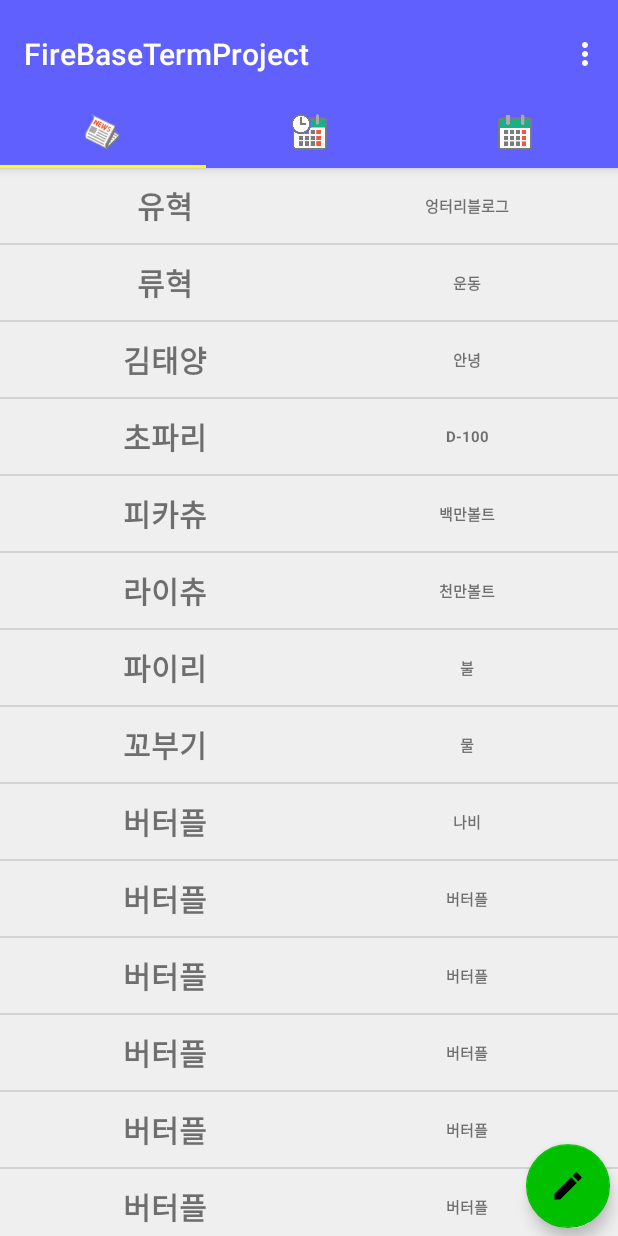
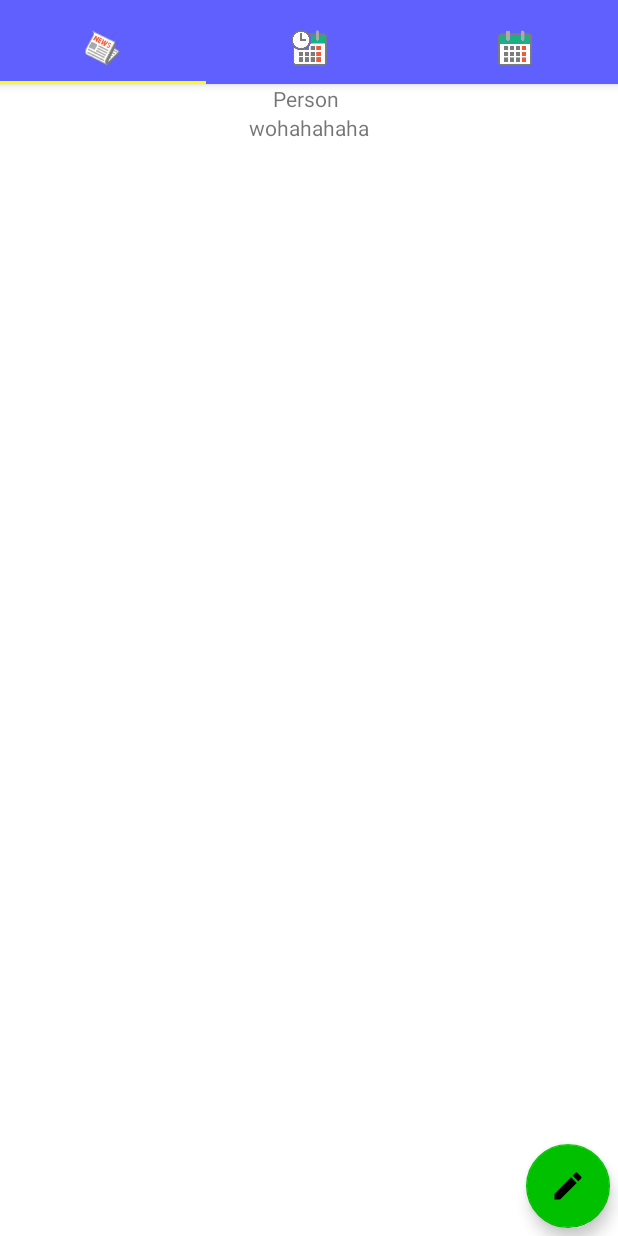
Before and after one commit to wjdghks158/FireBaseTermProject-master, an Android app: the FirstFragment screen opened directly, with no data from a screen before it, on a phone screen of 412 x 824 dp. Run offline under Robolectric (Android 15) with nearby library versions, the phone set to English and light mode, and no system bars; our stand-ins replace Firebase (no records; nobody signed in at launch, a user with empty details on screens opened directly); 1 statement that could not run was skipped.

Commit message:
전체적 보완

```diff
--- a/app/build.gradle
+++ b/app/build.gradle
@@ -21,6 +21,7 @@ android {
 dependencies {
     implementation fileTree(dir: 'libs', include: ['*.jar'])
 
+    compile 'com.android.support:recyclerview-v7:26.0.0'
     compile 'com.squareup:otto:1.3.7'
     compile 'com.prolificinteractive:material-calendarview:1.4.3'
     compile 'com.google.code.gson:gson:2.8.2'
--- a/app/src/main/java/org/techtown/firebasetermproject/MainActivity.java
+++ b/app/src/main/java/org/techtown/firebasetermproject/MainActivity.java
@@ -90,10 +90,7 @@ public class MainActivity extends AppCompatActivity {
     String token = FirebaseInstanceId.getInstance().getToken();
         Log.d(TAG, "InstanceID token: " + token);
 
-    Toolbar toolbar = (Toolbar) findViewById(R.id.toolbar);
-    setSupportActionBar(toolbar);
-    // Create the adapter that will return a fragment for each of the three
-    // primary sections of the activity.
+
     mSectionsPagerAdapter = new SectionsPagerAdapter(getSupportFragmentManager());
 
     // Set up the ViewPager with the sections adapter.
--- /dev/null
+++ b/app/src/main/java/org/techtown/firebasetermproject/MainViewAdapter.java
@@ -0,0 +1,63 @@
+package org.techtown.firebasetermproject;
+
+import android.content.Context;
+import android.support.v7.widget.RecyclerView;
+import android.util.Log;
+import android.view.LayoutInflater;
+import android.view.View;
+import android.view.ViewGroup;
+import android.widget.TextView;
+
+import java.util.ArrayList;
+import java.util.List;
+
+public class MainViewAdapter extends RecyclerView.Adapter<MainViewAdapter.Holder> {
+
+    private Context context;
+    private List<MyData> list = new ArrayList<>();
+
+    public MainViewAdapter(Context context, List<MyData> list) {
+        this.context = context;
+        this.list = list;
+    }
+
+    // ViewHolder 생성
+    // row layout을 화면에 뿌려주고 holder에 연결
+    @Override
+    public Holder onCreateViewHolder(ViewGroup parent, int viewType) {
+        View view = LayoutInflater.from(parent.getContext()).inflate(R.layout.list, parent, false);
+        Holder holder = new Holder(view);
+        return holder;
+    }
+
+    /*
+    * Todo 만들어진 ViewHolder에 data 삽입 ListView의 getView와 동일
+    *
+    * */
+    @Override
+    public void onBindViewHolder(Holder holder, int position) {
+        // 각 위치에 문자열 세팅
+        int itemposition = position;
+        holder.wordText.setText(list.get(itemposition).word);
+        holder.meaningText.setText(list.get(itemposition).meaning);
+        Log.e("StudyApp", "onBindViewHolder" + itemposition);
+    }
+
+    // 몇개의 데이터를 리스트로 뿌려줘야하는지 반드시 정의해줘야한다
+    @Override
+    public int getItemCount() {
+        return list.size(); // RecyclerView의 size return
+    }
+
+    // ViewHolder는 하나의 View를 보존하는 역할을 한다
+    public class Holder extends RecyclerView.ViewHolder{
+        public TextView wordText;
+        public TextView meaningText;
+
+        public Holder(View view){
+            super(view);
+            wordText = (TextView) view.findViewById(R.id.top);
+            meaningText = (TextView) view.findViewById(R.id.bottom);
+    }
+    }
+}
--- /dev/null
+++ b/app/src/main/java/org/techtown/firebasetermproject/MyData.java
@@ -0,0 +1,25 @@
+package org.techtown.firebasetermproject;
+
+import java.util.ArrayList;
+
+public class MyData {
+    public String word;
+    public String meaning;
+
+    // 화면에 표시될 문자열 초기화
+    public MyData(String word, String meaning) {
+        this.word = word;
+        this.meaning = meaning;
+    }
+
+    // 입력받은 숫자의 리스트생성
+    public static ArrayList<MyData> createContactsList(int numContacts) {
+        ArrayList<MyData> contacts = new ArrayList<MyData>();
+
+        for (int i = 1; i <= numContacts; i++) {
+            contacts.add(new MyData("Person ", "wohahahaha"));
+        }
+
+        return contacts;
+    }
+}
--- a/app/src/main/java/org/techtown/firebasetermproject/fragment/FirstFragment.java
+++ b/app/src/main/java/org/techtown/firebasetermproject/fragment/FirstFragment.java
@@ -5,6 +5,8 @@ import android.content.Context;
 import android.content.Intent;
 import android.os.Bundle;
 import android.support.v4.app.Fragment;
+import android.support.v7.widget.LinearLayoutManager;
+import android.support.v7.widget.RecyclerView;
 import android.util.Log;
 import android.view.LayoutInflater;
 import android.view.View;
@@ -12,13 +14,19 @@ import android.view.ViewGroup;
 import android.widget.ArrayAdapter;
 import android.widget.ListView;
 import android.widget.TextView;
+import android.widget.Toast;
 
+import com.google.firebase.auth.FirebaseAuth;
+import com.google.firebase.auth.FirebaseUser;
 import com.google.firebase.database.DataSnapshot;
 import com.google.firebase.database.DatabaseError;
 import com.google.firebase.database.DatabaseReference;
 import com.google.firebase.database.FirebaseDatabase;
 import com.google.firebase.database.ValueEventListener;
+import com.google.firebase.storage.FirebaseStorage;
 
+import org.techtown.firebasetermproject.MainViewAdapter;
+import org.techtown.firebasetermproject.MyData;
 import org.techtown.firebasetermproject.NoticeActivity;
 import org.techtown.firebasetermproject.R;
 import org.techtown.firebasetermproject.dto.ClassDTO;
@@ -26,6 +34,7 @@ import org.techtown.firebasetermproject.dto.PostDTO;
 import org.techtown.firebasetermproject.dto.TaskDTO;
 
 import java.util.ArrayList;
+import java.util.Iterator;
 import java.util.List;
 
 @SuppressLint("ValidFragment")
@@ -36,6 +45,16 @@ public class FirstFragment extends Fragment {
     private ListView listView;
     String[] name_str = {"유혁", "류혁", "김태양", "초파리", "피카츄", "라이츄", "파이리", "꼬부기", "버터플","버터플","버터플","버터플","버터플","버터플"};
     String[] subname_str = {"엉터리블로그", "운동", "안녕", "D-100", "백만볼트", "천만볼트", "불", "물", "나비","버터플","버터플","버터플","버터플","버터플"};
+
+    private FirebaseAuth mAuth;
+    private FirebaseStorage mFirebaseStorage;
+
+    private RecyclerView recyclerView;
+    private MainViewAdapter adapter;
+    private ArrayList<MyData> list = new ArrayList<>();
+    View view;
+
+
 
     public FirstFragment(int page) {
         Bundle args = new Bundle();
@@ -50,69 +69,92 @@ public class FirstFragment extends Fragment {
     public void onCreate(Bundle savedInstanceState) {
         super.onCreate(savedInstanceState);
         mPage = getArguments().getInt(ARG_PAGE);
+
+        mAuth = FirebaseAuth.getInstance();
+        FirebaseUser user = mAuth.getCurrentUser();
+
+        if (user == null) {
+            //finish();
+            return;
+        }
+
+
+
     }
+
 
     @Override
     public View onCreateView(LayoutInflater inflater, ViewGroup container,
                              Bundle savedInstanceState) {
-        View view = null;
+        view = null;
         if (mPage == 0) {
             view = inflater.inflate(R.layout.fragment_first, container, false);//fragment_page
-            createListView(view);
+            //createListView(view);
         }
+
+        recyclerView = (RecyclerView) view.findViewById(R.id.recyclerView);
+
+        list = MyData.createContactsList(5);
+        recyclerView.setHasFixedSize(false);
+        adapter = new MainViewAdapter(getActivity(), list);
+        recyclerView.setLayoutManager(new LinearLayoutManager(getActivity()));
+        recyclerView.setAdapter(adapter);
+
+
+
 
         return view;
     }
-    public void createListView(View v) {
-        listView = (ListView) v.findViewById(R.id.list_one);
-
-        final ArrayList<String> items = new ArrayList<String>();
-        for (int i = 0; i < name_str.length; i++) {
-            items.add(name_str[i]);
-        }
-        CustomAdapter adapter = new CustomAdapter(getActivity(), 0, items);
-        listView.setAdapter(adapter);
-        adapter.notifyDataSetChanged();
-    }
-
-    private class CustomAdapter extends ArrayAdapter<String> {
-        private ArrayList<String> items;
-        CustomViewHolder holder;
-
-        public CustomAdapter(Context context, int textViewResourceId, ArrayList<String> objects) {
-            super(context, textViewResourceId, objects);
-            this.items = objects;
-        }
-
-        public View getView(int position, View convertView, ViewGroup parent) {
-            final int allposition = position;
-
-            LayoutInflater vi = (LayoutInflater) getActivity().getSystemService(Context.LAYOUT_INFLATER_SERVICE);
-            convertView = vi.inflate(R.layout.custom_listview_one, null);
-            holder = new CustomViewHolder();
-            holder.modelName = (TextView) convertView.findViewById(R.id.listview_one_name);
-            holder.m_name = (TextView) convertView.findViewById(R.id.listview_one_subname);
-
-            holder.modelName.setText(items.get(position));
-            holder.m_name.setText(subname_str[position]);
-
-            convertView.setOnClickListener(new View.OnClickListener() {
-                @Override
-                public void onClick(View view) {
-                    Intent intent = new Intent( getActivity(), NoticeActivity.class);
-                    startActivity( intent);
-                    //   Toast.makeText(getActivity(), items.get(allposition), Toast.LENGTH_SHORT).show();
-                    //// TODO: 2017-01-02 여기서 데이터 받고 뿌려주자 그래야 익셉션이안뜸
-                }
-            });
-            return convertView;
-
-        }
-        public class CustomViewHolder {
-            public TextView modelName;
-            public TextView m_name;
-        }
-    }
+//    public void createListView(View v) {
+//        listView = (ListView) v.findViewById(R.id.list_one);
+//
+//        final ArrayList<String> items = new ArrayList<String>();
+//        for (int i = 0; i < name_str.length; i++) {
+//            items.add(name_str[i]);
+//        }
+//        CustomAdapter adapter = new CustomAdapter(getActivity(), 0, items);
+//        listView.setAdapter(adapter);
+//        adapter.notifyDataSetChanged();
+//    }
+//
+//    private class CustomAdapter extends ArrayAdapter<String> {
+//        private ArrayList<String> items;
+//        CustomViewHolder holder;
+//
+//        public CustomAdapter(Context context, int textViewResourceId, ArrayList<String> objects) {
+//            super(context, textViewResourceId, objects);
+//            this.items = objects;
+//        }
+//
+//        public View getView(int position, View convertView, ViewGroup parent) {
+//            final int allposition = position;
+//
+//            LayoutInflater vi = (LayoutInflater) getActivity().getSystemService(Context.LAYOUT_INFLATER_SERVICE);
+//            convertView = vi.inflate(R.layout.custom_listview_one, null);
+//            holder = new CustomViewHolder();
+//            holder.modelName = (TextView) convertView.findViewById(R.id.listview_one_name);
+//            holder.m_name = (TextView) convertView.findViewById(R.id.listview_one_subname);
+//
+//            holder.modelName.setText(items.get(position));
+//            holder.m_name.setText(subname_str[position]);
+//
+//            convertView.setOnClickListener(new View.OnClickListener() {
+//                @Override
+//                public void onClick(View view) {
+//                    Intent intent = new Intent( getActivity(), NoticeActivity.class);
+//                    startActivity( intent);
+//                    //   Toast.makeText(getActivity(), items.get(allposition), Toast.LENGTH_SHORT).show();
+//                    //// TODO: 2017-01-02 여기서 데이터 받고 뿌려주자 그래야 익셉션이안뜸
+//                }
+//            });
+//            return convertView;
+//
+//        }
+//        public class CustomViewHolder {
+//            public TextView modelName;
+//            public TextView m_name;
+//        }
+//    }
 
     //클릭 리스너들
     public void onClickChatting( View view){
--- a/app/src/main/res/layout/activity_main.xml
+++ b/app/src/main/res/layout/activity_main.xml
@@ -15,19 +15,6 @@
         android:layout_height="wrap_content"
         android:paddingTop="@dimen/appbar_padding_top"
         android:theme="@style/AppTheme.AppBarOverlay">
-
-        <android.support.v7.widget.Toolbar
-            android:backgroundTint="#6060FF"
-            android:id="@+id/toolbar"
-            android:layout_width="match_parent"
-            android:layout_height="?attr/actionBarSize"
-            android:layout_weight="1"
-            android:background="?attr/colorPrimary"
-            app:layout_scrollFlags="scroll|enterAlways"
-            app:popupTheme="@style/AppTheme.PopupOverlay"
-            >
-
-        </android.support.v7.widget.Toolbar>
 
         <android.support.design.widget.TabLayout
             android:id="@+id/tabs"
--- a/app/src/main/res/layout/fragment_first.xml
+++ b/app/src/main/res/layout/fragment_first.xml
@@ -5,9 +5,15 @@
     android:background="#f0f0f0f0"
     tools:context="org.techtown.firebasetermproject.fragment.FirstFragment">
 
-    <ListView
-        android:id="@+id/list_one"
+    <android.support.v7.widget.RecyclerView
+        android:id="@+id/recyclerView"
         android:layout_width="match_parent"
-        android:layout_height="match_parent" />
+        android:layout_height="match_parent"
+        android:overScrollMode="never"
+        android:background="@android:color/background_light">
+
+    </android.support.v7.widget.RecyclerView>
+
+
 
 </LinearLayout>
--- a/app/src/main/res/layout/fragment_third.xml
+++ b/app/src/main/res/layout/fragment_third.xml
@@ -22,10 +22,6 @@
         android:id="@+id/datedd"
         android:layout_width="wrap_content"
         android:layout_height="wrap_content" />
-    <Button
-        android:id="@+id/load_calendar"
-        android:layout_width="wrap_content"
-        android:layout_height="wrap_content" />
     <TextView
         android:id="@+id/calendarList"
         android:layout_width="match_parent"
--- /dev/null
+++ b/app/src/main/res/layout/list.xml
@@ -0,0 +1,19 @@
+<?xml version="1.0" encoding="utf-8"?>
+<LinearLayout
+    android:orientation="vertical"
+    xmlns:android="http://schemas.android.com/apk/res/android" android:layout_width="match_parent"
+    android:layout_height="match_parent">
+
+    <TextView
+        android:layout_gravity="center"
+        android:id="@+id/top"
+        android:layout_width="wrap_content"
+        android:layout_height="wrap_content" />
+
+    <TextView
+        android:layout_gravity="center"
+        android:id="@+id/bottom"
+        android:layout_width="wrap_content"
+        android:layout_height="wrap_content" />
+
+</LinearLayout>
```
Also changed, not shown: app/src/main/AndroidManifest.xml (+10 -3 lines), app/src/main/java/org/techtown/firebasetermproject/DetailActivity.java (+39 -25 lines), app/src/main/java/org/techtown/firebasetermproject/fragment/ThirdFragment.java (+1 -26 lines), app/src/main/res/layout/activity_detail.xml (+40 -30 lines), app/src/main/res/layout/activity_login.xml (+7 -5 lines).
